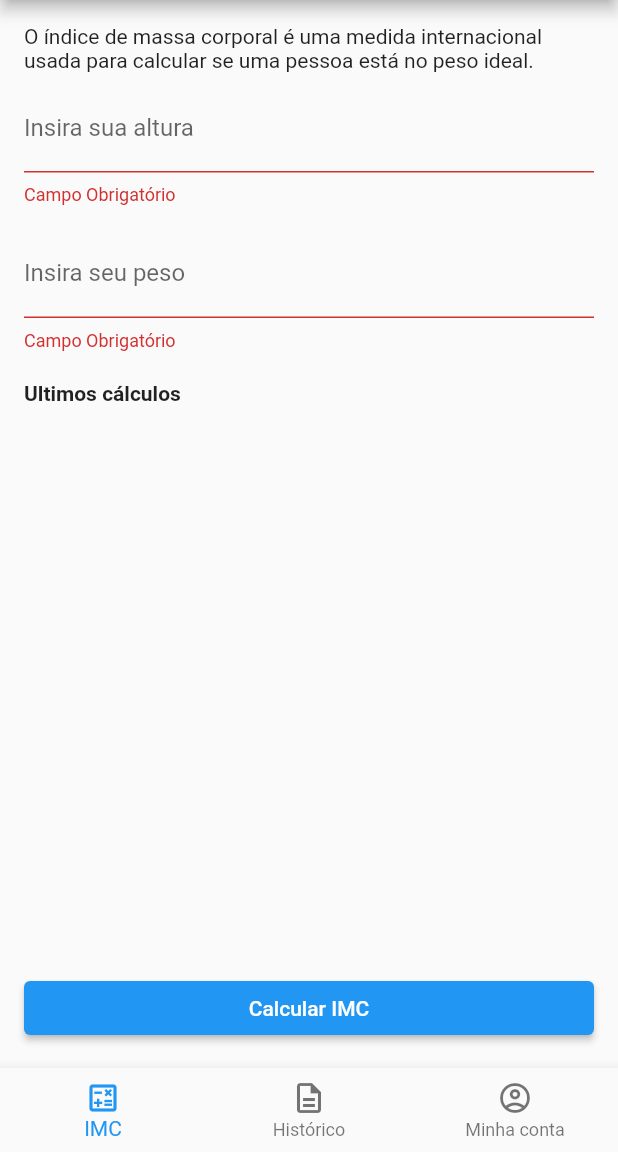
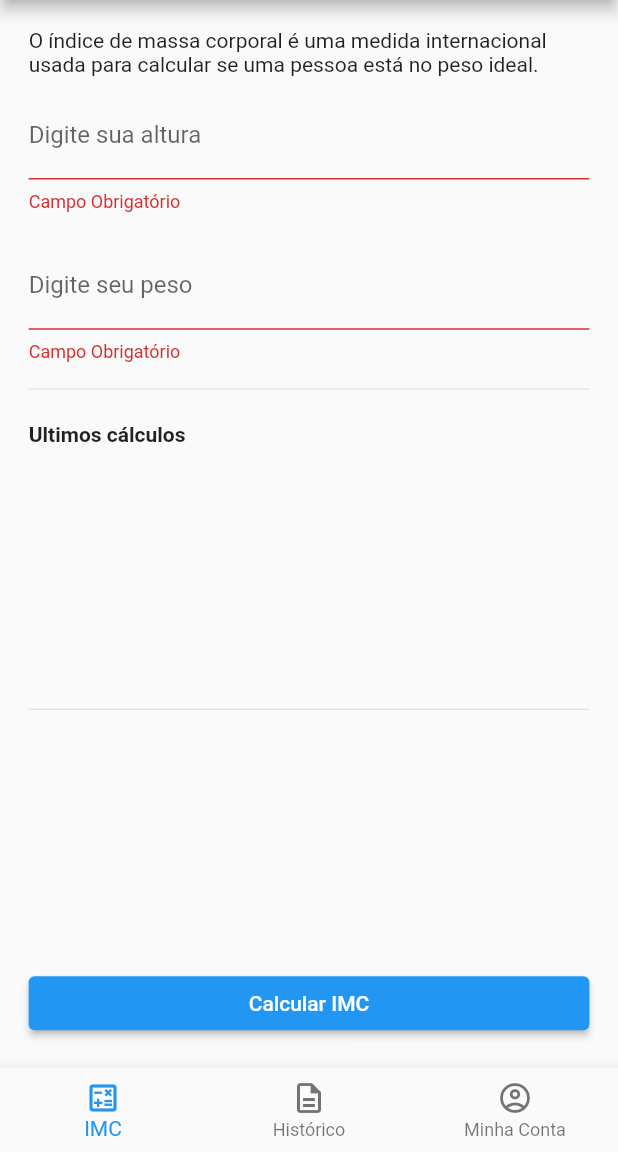
Before and after one commit to AndreDrummer/Imc, a Flutter app: the screen it shows after launch, after a tap on "Calcular IMC", on a phone screen of 412 x 824 dp, the part 84-1236 px from its top. Run offline on Flutter 3.47's test engine with Material 2 defaults, Android fonts, the phone set to English and light mode, and no system bars; our stand-ins replace extended_masked_text, flutter_bloc, flutter_screenutil, font_awesome_flutter, hive, hive_flutter; accounts and stored records are empty.

Commit message:
add screen util, fix history appear time, delete history

```diff
--- a/lib/core/bloc/history_cubit.dart
+++ b/lib/core/bloc/history_cubit.dart
@@ -22,7 +22,7 @@ class IMCHistoryCubit extends Cubit<List<ImcModel>> {
     if (imcHistory.length < length) {
       return imcHistory;
     } else {
-      return imcHistory.sublist(0, length);
+      return imcHistory.reversed.toList().sublist(0, length);
     }
   }
 }
--- a/lib/core/constants/app_strings.dart
+++ b/lib/core/constants/app_strings.dart
@@ -3,22 +3,33 @@ class AppStrings {
       'O índice de massa corporal é uma medida internacional usada para calcular se uma pessoa está no peso ideal.';
   static const String noAccountConnectedInfo =
       'Para salvar seu histórico de cálculos em nuvem, faça login com sua conta do Google.';
+  static const String imcTextResult2 = 'O que significa que você está ';
   static const String noAccountConnected = 'Nenhuma conta conectada';
+  static const String weightIdeal = 'No peso Ideal para sua altura';
+  static const String sliglyOverWeight = 'Levemente acima do peso';
   static const String fillAllFields = 'Preencha todos os campos!';
-  static const String enterYourHeight = 'Insira sua altura';
-  static const String enterYourWeight = 'Insira seu peso';
+  static const String obesityLevelThree = 'Obesidade Grau III';
+  static const String obesityLevelTwo = 'Obesidade Grau II';
+  static const String enterYourHeight = 'Digite sua altura';
+  static const String obesityLevelOne = 'Obesidade Grau I';
+  static const String enterYourWeight = 'Digite seu peso';
   static const String requiredField = 'Campo Obrigatório';
   static const String deleteHistory = 'Deletar histórico';
+  static const String emptyHistory = 'Histórico vazio!';
+  static const String calculatedIMC = 'IMC Calculado';
+  static const String underWeight = 'Abaixo do Peso';
+  static const String connectedAs = 'Conectado como';
+  static const String lastCalcs = 'Ultimos cálculos';
   static const String calculateIMC = 'Calcular IMC';
-  static const String connectedAs = 'Conectado como';
-  static const String imcTextResult2 =
-      'O que significa que você está no peso ideal.';
   static const String imcTextResult =
-      'Seu indice de massa corpórea (IMC) é de:';
+      'Seu Indice de Massa Corpórea (IMC) é de:';
+  static const String myAccount = 'Minha Conta';
   static const String unconnect = 'Desconectar';
   static const String appName = 'IMC Checker';
+  static const String history = 'Histórico';
   static const String weightHint = '81.80';
   static const String connect = 'Conectar';
   static const String heightHint = '1.80';
+  static const String imc = 'IMC';
   static const String OK = 'OK';
 }
--- a/lib/core/models/imc_model.dart
+++ b/lib/core/models/imc_model.dart
@@ -22,10 +22,10 @@ class ImcModel extends HiveObject {
   String id;
 
   @HiveField(5)
-  int? stars;
+  late int stars;
 
   @HiveField(6)
-  DateTime? dateTime;
+  DateTime dateTime;
 
   ImcModel({
     required this.description,
--- a/lib/core/shared/local_storage.dart
+++ b/lib/core/shared/local_storage.dart
@@ -1,6 +1,9 @@
+import 'dart:io';
+
 import 'package:hive_flutter/hive_flutter.dart';
 import 'package:hive/hive.dart';
 import 'package:imc/core/models/imc_model.dart';
+import 'package:path_provider/path_provider.dart';
 
 class LocalStorage {
   static final String _imcDataHistoryBoxName = 'imcDataHistory';
@@ -19,7 +22,8 @@ class LocalStorage {
 
   static Future<List<ImcModel>> loadIMCFromStorage() async {
     await getOrOpenBox();
-    return List<ImcModel>.from(_imcBox.values.map((e) => e));
+    var list = List<ImcModel>.from(_imcBox.values.map((e) => e));
+    return list;
   }
 
   static Future<void> deleteIMCStorage() async {
@@ -28,11 +32,14 @@ class LocalStorage {
   }
 
   static Future<void> getOrOpenBox() async {
-    if (await Hive.boxExists(_imcDataHistoryBoxName) &&
-        Hive.isBoxOpen(_imcDataHistoryBoxName)) {
+    if (Hive.isBoxOpen(_imcDataHistoryBoxName)) {
       _imcBox = Hive.box(_imcDataHistoryBoxName);
     } else {
-      _imcBox = await Hive.openBox<ImcModel>(_imcDataHistoryBoxName);
+      Directory appDocDir = await getApplicationDocumentsDirectory();
+      String appDocPath = appDocDir.path;
+
+      _imcBox = await Hive.openBox<ImcModel>(_imcDataHistoryBoxName,
+          path: appDocPath);
     }
   }
 }
--- a/lib/main.dart
+++ b/lib/main.dart
@@ -1,3 +1,4 @@
+import 'package:flutter_screenutil/flutter_screenutil.dart';
 import 'package:imc/core/bloc/history_cubit.dart';
 import 'package:imc/core/shared/local_storage.dart';
 import 'package:imc/platform_main/android_main.dart';
@@ -27,7 +28,10 @@ class Home extends StatelessWidget {
           create: (_) => IMCHistoryCubit(),
         ),
       ],
-      child: Platform.isAndroid ? AndroidMain() : const IOSMain(),
+      child: ScreenUtilInit(
+        designSize: Size(360, 690),
+        builder: () => Platform.isAndroid ? AndroidMain() : const IOSMain(),
+      ),
     );
   }
 }
--- a/lib/platform_main/android_main.dart
+++ b/lib/platform_main/android_main.dart
@@ -42,15 +42,15 @@ class _AndroidMainState extends State<AndroidMain> {
           items: [
             BottomNavigationBarItem(
               icon: Icon(Icons.calculate_outlined),
-              label: 'IMC',
+              label: AppStrings.imc,
             ),
             BottomNavigationBarItem(
               icon: Icon(Icons.description_outlined),
-              label: 'Histórico',
+              label: AppStrings.history,
             ),
             BottomNavigationBarItem(
               icon: Icon(Icons.account_circle_outlined),
-              label: 'Minha conta',
+              label: AppStrings.myAccount,
             )
           ],
         ),
--- a/lib/presentation/android/views/form_screen.dart
+++ b/lib/presentation/android/views/form_screen.dart
@@ -8,6 +8,7 @@ import 'package:imc/presentation/android/widget/history_item.dart';
 import 'package:imc/presentation/android/widget/imc_field.dart';
 import 'package:imc/presentation/android/widget/imc_primary_button.dart';
 import 'package:imc/presentation/android/widget/pop_dialog.dart';
+import 'package:flutter_screenutil/flutter_screenutil.dart';
 
 class AndroidFormScreen extends StatelessWidget {
   const AndroidFormScreen({Key? key}) : super(key: key);
@@ -19,8 +20,9 @@ class AndroidFormScreen extends StatelessWidget {
     return BlocBuilder<ImcCubit, ImcModel>(
       builder: (context, imcState) {
         return Padding(
-          padding: const EdgeInsets.all(16.0),
+          padding: EdgeInsets.all(16.0.h),
           child: Column(
+            mainAxisSize: MainAxisSize.min,
             crossAxisAlignment: CrossAxisAlignment.stretch,
             children: [
               const Text(AppStrings.imcInfo),
@@ -39,16 +41,23 @@ class AndroidFormScreen extends StatelessWidget {
                         labelText: AppStrings.enterYourWeight,
                         hintText: AppStrings.weightHint,
                       ),
+                      Divider(),
                       Padding(
-                        padding: const EdgeInsets.symmetric(vertical: 12.0),
+                        padding: EdgeInsets.symmetric(
+                          vertical: 12.0.h,
+                        ),
                         child: const Text(
-                          'Ultimos cálculos',
+                          AppStrings.lastCalcs,
                           style: TextStyle(
                             fontWeight: FontWeight.w600,
                           ),
                         ),
                       ),
-                      LastCalcs()
+                      Padding(
+                        padding: EdgeInsets.symmetric(horizontal: 12.0.h),
+                        child: LastCalcs(),
+                      ),
+                      Divider(),
                     ],
                   ),
                 ),
@@ -87,15 +96,16 @@ class LastCalcs extends StatelessWidget {
 
   @override
   Widget build(BuildContext context) {
-    return FutureBuilder<void>(
+    return FutureBuilder(
       future: context.read<IMCHistoryCubit>().loadIMCHistoryFromStorage(),
-      builder: (context, _) {
+      builder: (context, snpshot) {
         return Container(
-          height: 200,
+          height: 128.0.h,
           child: ListView(
             children: context
                 .read<IMCHistoryCubit>()
                 .subListImcHistory()
+                .reversed
                 .map((imcItem) => HistoryItem(imc: imcItem))
                 .toList(),
           ),
--- a/lib/presentation/android/widget/imc_field.dart
+++ b/lib/presentation/android/widget/imc_field.dart
@@ -1,6 +1,7 @@
 import 'package:flutter/material.dart';
 import 'package:flutter/services.dart';
 import 'package:imc/core/constants/app_strings.dart';
+import 'package:flutter_screenutil/flutter_screenutil.dart';
 
 class IMCField extends StatelessWidget {
   const IMCField({
@@ -17,7 +18,7 @@ class IMCField extends StatelessWidget {
   @override
   Widget build(BuildContext context) {
     return Padding(
-      padding: const EdgeInsets.symmetric(vertical: 8.0),
+      padding: EdgeInsets.symmetric(vertical: 8.0.h),
       child: TextFormField(
         keyboardType: const TextInputType.numberWithOptions(),
         inputFormatters: [
--- a/lib/presentation/android/widget/imc_primary_button.dart
+++ b/lib/presentation/android/widget/imc_primary_button.dart
@@ -1,4 +1,5 @@
 import 'package:flutter/material.dart';
+import 'package:flutter_screenutil/flutter_screenutil.dart';
 
 class IMCPrimaryButton extends StatelessWidget {
   const IMCPrimaryButton({
@@ -15,7 +16,7 @@ class IMCPrimaryButton extends StatelessWidget {
   @override
   Widget build(BuildContext context) {
     return Padding(
-      padding: const EdgeInsets.only(top: 24.0),
+      padding: EdgeInsets.only(top: 24.0.h),
       child: ElevatedButton(
         style: ElevatedButton.styleFrom(primary: color),
         onPressed: () => onPressed(),
--- a/pubspec.yaml
+++ b/pubspec.yaml
@@ -31,9 +31,12 @@ dependencies:
     sdk: flutter
   extended_masked_text: ^2.3.1
   font_awesome_flutter: ^9.2.0
+  flutter_screenutil: ^5.0.0+2
+  path_provider: ^2.0.6
   flutter_bloc: ^7.3.1
   hive_flutter: ^1.1.0
   json_annotation:
+  intl: ^0.17.0
   hive: ^2.0.4
   uuid: ^3.0.5
 
```
Also changed, not shown: lib/core/bloc/imc_cubit.dart (+6 -6 lines), lib/core/shared/formatters.dart (added, +11 -0 lines), lib/presentation/android/views/history_screen.dart (+18 -9 lines), lib/presentation/android/views/my_account_screen.dart (+6 -5 lines), lib/presentation/android/widget/history_item.dart (+55 -9 lines), lib/presentation/android/widget/pop_dialog.dart (+33 -8 lines), lib/core/models/imc_model.g.dart, pubspec.lock.
